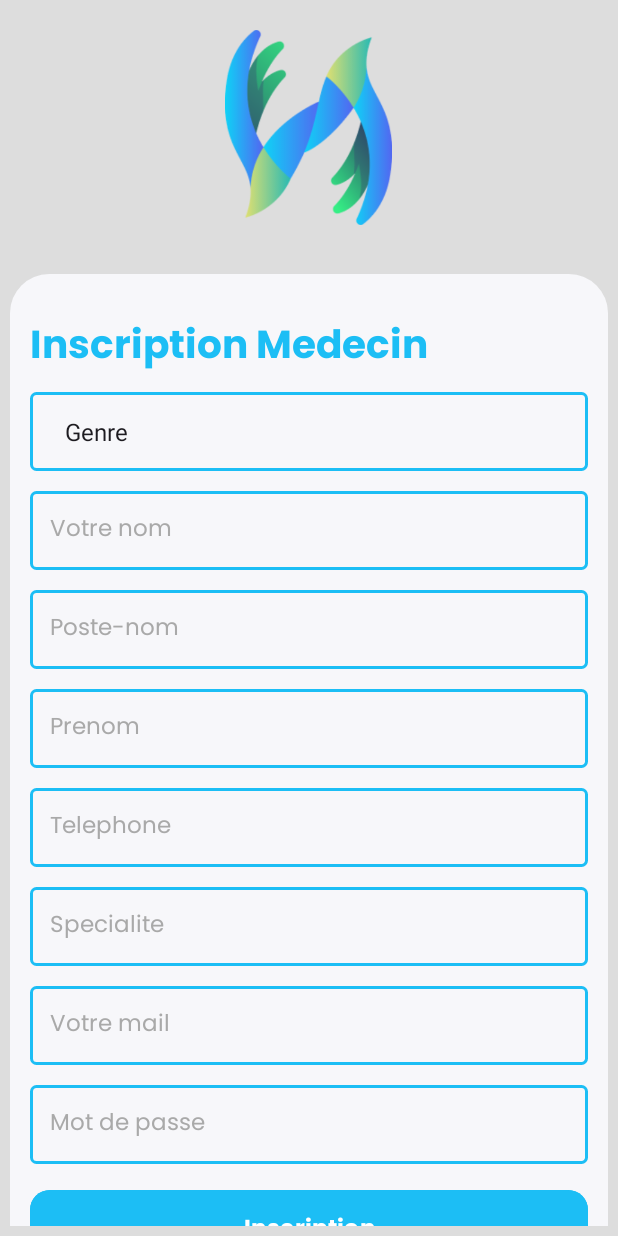
After one commit to BabiMumba/Afya-Nzuri, an Android app: the MedecinRegesterActivity screen opened directly, with no data from a screen before it, on a phone screen of 412 x 824 dp. The commit adds this screen. Run offline under Robolectric (Android 15) with nearby library versions, the phone set to English and light mode, and no system bars; our stand-ins replace sdp/ssp sizes.

Commit message:
ajouter une nouvelle activite

```diff
--- a/app/src/main/AndroidManifest.xml
+++ b/app/src/main/AndroidManifest.xml
@@ -14,7 +14,13 @@
         android:theme="@style/Theme.HealthCare"
         tools:targetApi="31">
         <activity
+            android:name=".Auth.MedecinRegesterActivity"
+            android:exported="false" />
+        <activity
             android:name=".Auth.PatienRegisterActivity"
+            android:exported="false" />
+        <activity
+            android:name=".Auth.MedecinLoginActivity"
             android:exported="false" />
         <activity
             android:name=".Auth.PatientLoginActivity"
--- /dev/null
+++ b/app/src/main/java/cd/projetthealthcare/com/Auth/MedecinRegesterActivity.kt
@@ -0,0 +1,20 @@
+package cd.projetthealthcare.com.Auth
+
+import android.os.Bundle
+import androidx.activity.enableEdgeToEdge
+import androidx.appcompat.app.AppCompatActivity
+import androidx.core.view.ViewCompat
+import androidx.core.view.WindowInsetsCompat
+import cd.projetthealthcare.com.R
+import cd.projetthealthcare.com.databinding.MedecinRegisterBinding
+
+class MedecinRegesterActivity : AppCompatActivity() {
+    lateinit var binding: MedecinRegisterBinding
+    override fun onCreate(savedInstanceState: Bundle?) {
+        super.onCreate(savedInstanceState)
+        binding= MedecinRegisterBinding.inflate(layoutInflater)
+        setContentView(binding.root)
+
+
+    }
+}
--- /dev/null
+++ b/app/src/main/res/layout/medecin_register.xml
@@ -0,0 +1,181 @@
+<?xml version="1.0" encoding="utf-8"?>
+<androidx.core.widget.NestedScrollView
+    xmlns:android="http://schemas.android.com/apk/res/android"
+    xmlns:app="http://schemas.android.com/apk/res-auto"
+    xmlns:tools="http://schemas.android.com/tools"
+    android:id="@+id/main"
+    android:layout_width="match_parent"
+    android:layout_height="match_parent"
+    android:orientation="vertical"
+    android:background="@color/gray"
+    android:padding="@dimen/_5sdp"
+    tools:context=".Auth.PatientLoginActivity">
+
+    <LinearLayout
+        android:layout_width="match_parent"
+        android:layout_height="match_parent"
+        android:orientation="vertical"
+        >
+        <ImageView
+            android:layout_width="@dimen/_100sdp"
+            android:layout_height="@dimen/_100sdp"
+            android:src="@drawable/logo_tmp"
+            android:layout_gravity="center"
+            android:layout_marginTop="@dimen/_10sdp"
+            />
+
+
+        <LinearLayout
+            android:layout_marginTop="@dimen/_25ssp"
+            android:layout_width="match_parent"
+            android:layout_height="match_parent"
+            android:orientation="vertical"
+            android:padding="@dimen/_10sdp"
+            android:background="@drawable/layout_border"
+            >
+            <TextView
+                android:layout_marginTop="@dimen/_10sdp"
+                android:layout_width="match_parent"
+                android:layout_height="wrap_content"
+                android:text="Inscription Medecin"
+                android:fontFamily="@font/poppins_bold"
+                android:textSize="@dimen/_20ssp"
+                android:textColor="@color/primary"
+
+                />
+
+            <Spinner
+                android:layout_width="match_parent"
+                android:layout_height="wrap_content"
+                android:background="@drawable/background_input_new"
+                android:layout_marginTop="@dimen/_5sdp"
+                android:padding="@dimen/_12sdp"
+                android:id="@+id/genre_choice"
+                android:entries="@array/genre"
+                android:prompt="@array/genre"
+                android:spinnerMode="dialog"
+                />
+            <EditText
+                android:id="@+id/edt_name"
+                android:layout_width="match_parent"
+                android:layout_height="wrap_content"
+                android:background="@drawable/background_input_new"
+                android:hint="Votre nom"
+                android:padding="@dimen/_10sdp"
+                android:textSize="@dimen/_12ssp"
+                android:fontFamily="@font/poppins_regular"
+                android:textColorHint="@color/grey"
+                android:textColor="@color/primary_text"
+                android:layout_marginTop="@dimen/_10sdp"
+                android:inputType="textPersonName"
+                />
+            <EditText
+                android:id="@+id/edt_postenom"
+                android:layout_width="match_parent"
+                android:layout_height="wrap_content"
+                android:background="@drawable/background_input_new"
+                android:hint="Poste-nom"
+                android:padding="@dimen/_10sdp"
+                android:textSize="@dimen/_12ssp"
+                android:fontFamily="@font/poppins_regular"
+                android:textColorHint="@color/grey"
+                android:textColor="@color/primary_text"
+                android:layout_marginTop="@dimen/_10sdp"
+                android:inputType="textPersonName"
+                />
+            <EditText
+                android:id="@+id/edt_prenom"
+                android:layout_width="match_parent"
+                android:layout_height="wrap_content"
+                android:background="@drawable/background_input_new"
+                android:hint="Prenom"
+                android:padding="@dimen/_10sdp"
+                android:textSize="@dimen/_12ssp"
+                android:fontFamily="@font/poppins_regular"
+                android:textColorHint="@color/grey"
+                android:textColor="@color/primary_text"
+                android:layout_marginTop="@dimen/_10sdp"
+                android:inputType="textPersonName"
+                />
+            <EditText
+                android:id="@+id/edt_phone"
+                android:layout_width="match_parent"
+                android:layout_height="wrap_content"
+                android:background="@drawable/background_input_new"
+                android:hint="Telephone"
+                android:padding="@dimen/_10sdp"
+                android:textSize="@dimen/_12ssp"
+                android:fontFamily="@font/poppins_regular"
+                android:textColorHint="@color/grey"
+                android:textColor="@color/primary_text"
+                android:layout_marginTop="@dimen/_10sdp"
+                android:inputType="phone"
+                />
+
+
+            <EditText
+                android:id="@+id/edt_specialite"
+                android:layout_width="match_parent"
+                android:layout_height="wrap_content"
+                android:background="@drawable/background_input_new"
+                android:hint="Specialite"
+                android:padding="@dimen/_10sdp"
+                android:textSize="@dimen/_12ssp"
+                android:fontFamily="@font/poppins_regular"
+                android:textColorHint="@color/grey"
+                android:textColor="@color/primary_text"
+                android:layout_marginTop="@dimen/_10sdp"
+                android:inputType="text"
+                />
+
+            <EditText
+                android:id="@+id/edt_email"
+                android:layout_width="match_parent"
+                android:layout_height="wrap_content"
+                android:background="@drawable/background_input_new"
+                android:hint="Votre mail"
+                android:padding="@dimen/_10sdp"
+                android:textSize="@dimen/_12ssp"
+                android:fontFamily="@font/poppins_regular"
+                android:textColorHint="@color/grey"
+                android:textColor="@color/primary_text"
+                android:layout_marginTop="@dimen/_10sdp"
+                android:inputType="textEmailAddress"
+                />
+
+            <EditText
+                android:id="@+id/edt_password"
+                android:layout_width="match_parent"
+                android:layout_height="wrap_content"
+                android:background="@drawable/background_input_new"
+                android:hint="Mot de passe"
+                android:padding="@dimen/_10sdp"
+                android:textSize="@dimen/_12ssp"
+                android:fontFamily="@font/poppins_regular"
+                android:textColorHint="@color/grey"
+                android:textColor="@color/primary_text"
+                android:layout_marginTop="@dimen/_10sdp"
+                android:inputType="textPassword"
+                />
+
+            <com.google.android.material.button.MaterialButton
+                android:layout_width="match_parent"
+                android:layout_height="wrap_content"
+                android:text="Inscription"
+                android:textSize="@dimen/_12ssp"
+                android:textColor="@color/white"
+                android:fontFamily="@font/poppins_bold"
+                android:backgroundTint="@color/primary"
+                android:layout_marginTop="@dimen/_10sdp"
+                android:id="@+id/login_btn"
+                app:cornerRadius="@dimen/_10sdp"
+                android:padding="@dimen/_10sdp"
+                />
+
+
+
+        </LinearLayout>
+
+    </LinearLayout>
+
+</androidx.core.widget.NestedScrollView>
--- /dev/null
+++ b/app/src/main/res/values/arrays.xml
@@ -0,0 +1,9 @@
+<?xml version="1.0" encoding="utf-8"?>
+<resources>
+    <string-array name="genre">
+        <item name="1">Genre</item>
+        <item name="2">Femme</item>
+        <item name="3">Homme</item>
+    </string-array>
+
+</resources>
```
Also changed, not shown: app/src/main/java/cd/projetthealthcare/com/Auth/MedecinLoginActivity.kt (added, +31 -0 lines), app/src/main/java/cd/projetthealthcare/com/View/OnboardActivity.kt (+11 -0 lines), app/src/main/res/layout/activity_medecin_login.xml (added, +119 -0 lines), app/src/main/res/layout/activity_patien_register.xml (+29 -14 lines).
